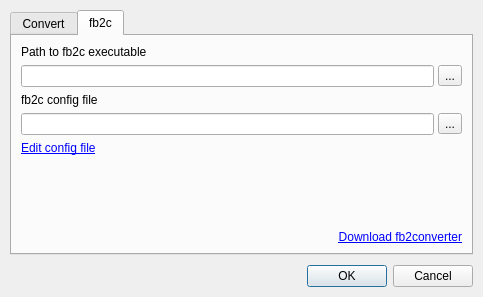
First picture: the form in src/designer/convertdialog.ui, repository dnkorpushov/libro2, before the edit.
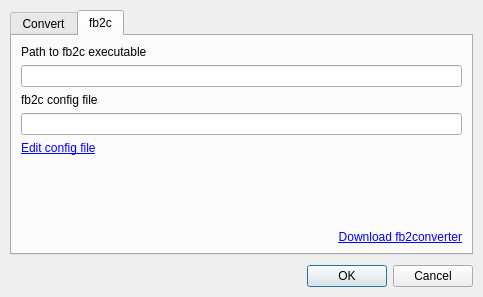
Second picture: the form after the edit. The open tabs and pages were chosen to show the change.

```diff
--- a/src/designer/convertdialog.ui
+++ b/src/designer/convertdialog.ui
@@ -145,21 +145,7 @@
         </widget>
        </item>
        <item>
-        <layout class="QHBoxLayout" name="horizontalLayout_2" stretch="1,0">
-         <property name="spacing">
-          <number>4</number>
-         </property>
-         <item>
-          <widget class="QLineEdit" name="textConverterPath"/>
-         </item>
-         <item>
-          <widget class="QToolButton" name="toolConverterPath">
-           <property name="text">
-            <string>...</string>
-           </property>
-          </widget>
-         </item>
-        </layout>
+        <widget class="QLineEdit" name="textConverterPath"/>
        </item>
        <item>
         <widget class="QLabel" name="label_4">
@@ -169,21 +155,7 @@
         </widget>
        </item>
        <item>
-        <layout class="QHBoxLayout" name="horizontalLayout_3">
-         <property name="spacing">
-          <number>4</number>
-         </property>
-         <item>
-          <widget class="QLineEdit" name="textConverterConfig"/>
-         </item>
-         <item>
-          <widget class="QToolButton" name="toolConverterConvig">
-           <property name="text">
-            <string>...</string>
-           </property>
-          </widget>
-         </item>
-        </layout>
+        <widget class="QLineEdit" name="textConverterConfig"/>
        </item>
        <item>
         <widget class="QLabel" name="labelEditConfig">
```
Left out of the diff: 66 changed lines with no effect on the pictures.
